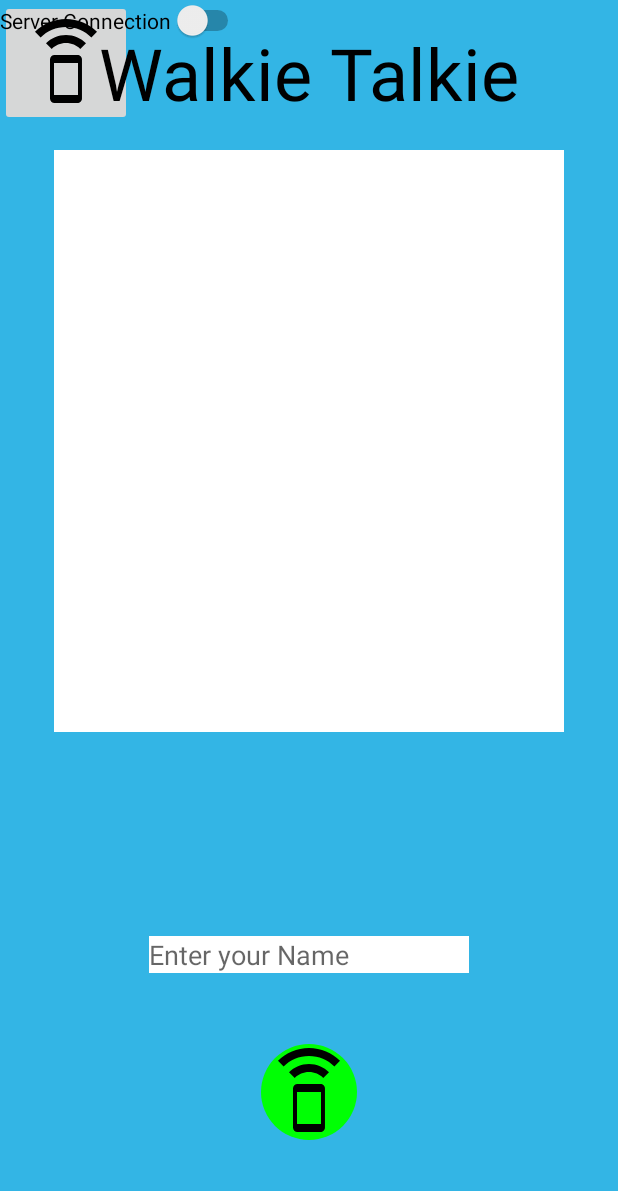
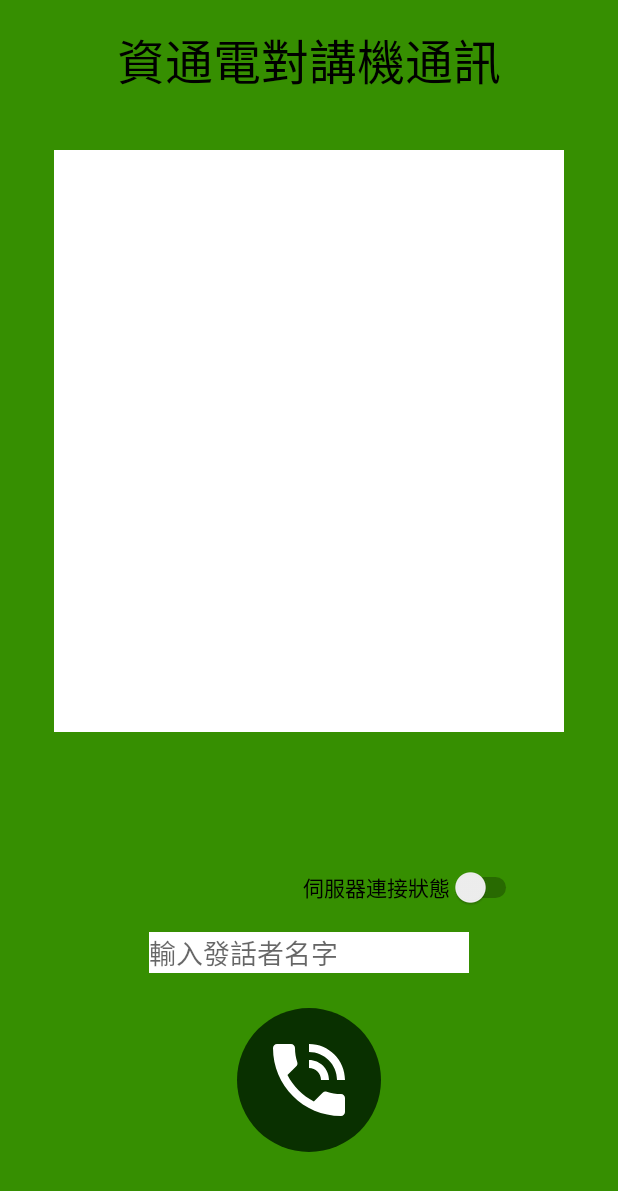
Before and after one commit to kuramu1108/ntc2019-walkietalkie, an Android app: the screen it shows after launch (MainActivity), on a phone screen of 412 x 824 dp. Shown: the top 1191 px of the screen. Run offline under Robolectric (Android 15) with nearby library versions, the phone set to English and light mode, and no system bars; libraries missing offline, so code that uses them is left out: pub.devrel.easypermissions.

Commit message:
showing talker name in ui and update ui

```diff
--- a/app/src/main/AndroidManifest.xml
+++ b/app/src/main/AndroidManifest.xml
@@ -16,7 +16,9 @@
         <activity
             android:name=".MainActivity"
             android:label="@string/app_name"
-            android:theme="@style/AppTheme.NoActionBar">
+            android:theme="@style/AppTheme.NoActionBar"
+            android:configChanges="orientation"
+            android:screenOrientation="portrait">
             <intent-filter>
                 <action android:name="android.intent.action.MAIN" />
 
--- a/app/src/main/java/com/myhexaville/walkie_talkie/MyViewModel.java
+++ b/app/src/main/java/com/myhexaville/walkie_talkie/MyViewModel.java
@@ -4,11 +4,24 @@ import android.arch.lifecycle.LiveData;
 import android.arch.lifecycle.MutableLiveData;
 import android.arch.lifecycle.ViewModel;
 
+import java.util.List;
+
 public class MyViewModel extends ViewModel {
     public String sRecordedFileName = "";
-    public String talkerName = "Shit";
-    public String senderName = "";
+    public String yourName = "";
+    public String talkerName = "";
     public Boolean clientRunning = false;
 
     public MutableLiveData<Boolean> serverConnection = new MutableLiveData<Boolean>();
+
+    public MutableLiveData<List<Talk>> talkHistory = new MutableLiveData<>();
+
+    public String getLastTalkString() {
+        if (talkHistory.getValue() != null) {
+            int size = talkHistory.getValue().size();
+            if (size > 0) return talkHistory.getValue().get(size-1).getHTMLString();
+            else return "<text></text>";
+        }
+        else return "<text></text>";
+    }
 }
--- a/app/src/main/java/com/myhexaville/walkie_talkie/Person.java
+++ /dev/null
@@ -1,21 +0,0 @@
-package com.myhexaville.walkie_talkie;
-
-import android.content.Context;
-import android.widget.EditText;
-
-public class Person {
-
-    private String name;
-
-    public void setName(EditText editText)
-    {
-        this.name = editText.getText().toString();
-    }
-
-    public String getName()
-    {
-        return this.name;
-    }
-
-
-}
--- /dev/null
+++ b/app/src/main/res/drawable/ic_phone_in_talk_black_24dp.xml
@@ -0,0 +1,5 @@
+<vector android:height="64dp" android:tint="#FFFFFF"
+    android:viewportHeight="24.0" android:viewportWidth="24.0"
+    android:width="64dp" xmlns:android="http://schemas.android.com/apk/res/android">
+    <path android:fillColor="#FF000000" android:pathData="M20,15.5c-1.25,0 -2.45,-0.2 -3.57,-0.57 -0.35,-0.11 -0.74,-0.03 -1.02,0.24l-2.2,2.2c-2.83,-1.44 -5.15,-3.75 -6.59,-6.59l2.2,-2.21c0.28,-0.26 0.36,-0.65 0.25,-1C8.7,6.45 8.5,5.25 8.5,4c0,-0.55 -0.45,-1 -1,-1L4,3c-0.55,0 -1,0.45 -1,1 0,9.39 7.61,17 17,17 0.55,0 1,-0.45 1,-1v-3.5c0,-0.55 -0.45,-1 -1,-1zM19,12h2c0,-4.97 -4.03,-9 -9,-9v2c3.87,0 7,3.13 7,7zM15,12h2c0,-2.76 -2.24,-5 -5,-5v2c1.66,0 3,1.34 3,3z"/>
+</vector>
--- a/app/src/main/res/drawable/ic_speaker_phone_black_24dp.xml
+++ b/app/src/main/res/drawable/ic_speaker_phone_black_24dp.xml
@@ -1,4 +1,4 @@
 <vector android:height="64dp" android:viewportHeight="24.0"
     android:viewportWidth="24.0" android:width="64dp" xmlns:android="http://schemas.android.com/apk/res/android">
-    <path android:fillColor="#FF000000" android:pathData="M7,7.07L8.43,8.5c0.91,-0.91 2.18,-1.48 3.57,-1.48s2.66,0.57 3.57,1.48L17,7.07C15.72,5.79 13.95,5 12,5s-3.72,0.79 -5,2.07zM12,1C8.98,1 6.24,2.23 4.25,4.21l1.41,1.41C7.28,4 9.53,3 12,3s4.72,1 6.34,2.62l1.41,-1.41C17.76,2.23 15.02,1 12,1zM14.86,10.01L9.14,10C8.51,10 8,10.51 8,11.14v9.71c0,0.63 0.51,1.14 1.14,1.14h5.71c0.63,0 1.14,-0.51 1.14,-1.14v-9.71c0.01,-0.63 -0.5,-1.13 -1.13,-1.13zM15,20L9,20v-8h6v8z"/>
+    <path android:fillColor="#FFFFFFFF" android:pathData="M7,7.07L8.43,8.5c0.91,-0.91 2.18,-1.48 3.57,-1.48s2.66,0.57 3.57,1.48L17,7.07C15.72,5.79 13.95,5 12,5s-3.72,0.79 -5,2.07zM12,1C8.98,1 6.24,2.23 4.25,4.21l1.41,1.41C7.28,4 9.53,3 12,3s4.72,1 6.34,2.62l1.41,-1.41C17.76,2.23 15.02,1 12,1zM14.86,10.01L9.14,10C8.51,10 8,10.51 8,11.14v9.71c0,0.63 0.51,1.14 1.14,1.14h5.71c0.63,0 1.14,-0.51 1.14,-1.14v-9.71c0.01,-0.63 -0.5,-1.13 -1.13,-1.13zM15,20L9,20v-8h6v8z"/>
 </vector>
--- a/app/src/main/res/drawable/round_button.xml
+++ b/app/src/main/res/drawable/round_button.xml
@@ -3,12 +3,12 @@
 <selector xmlns:android="http://schemas.android.com/apk/res/android">
     <item android:state_pressed = "false">
         <shape android:shape = "oval">
-            <solid android:color = "#00FF04"/>
+            <solid android:color = "@color/colorPrimaryDark"/>
         </shape>
     </item>
     <item android:state_pressed = "true">
         <shape android:shape = "oval">
-            <solid android:color = "#F00B1E"/>
+            <solid android:color = "@color/colorAccent"/>
         </shape>
     </item>
 </selector>
--- a/app/src/main/res/drawable/round_button_action_down.xml
+++ b/app/src/main/res/drawable/round_button_action_record.xml
@@ -3,7 +3,7 @@
 <selector xmlns:android="http://schemas.android.com/apk/res/android">
     <item>
         <shape android:shape = "oval">
-            <solid android:color = "#00FF04"/>
+            <solid android:color ="@color/colorPrimaryDark"/>
         </shape>
     </item>
 </selector>
--- a/app/src/main/res/drawable/round_button_action_up.xml
+++ b/app/src/main/res/drawable/round_button_action_recording.xml
@@ -3,7 +3,7 @@
 <selector xmlns:android="http://schemas.android.com/apk/res/android">
     <item>
         <shape android:shape = "oval">
-            <solid android:color = "#F00B1E"/>
+            <solid android:color = "@color/colorAccent"/>
         </shape>
     </item>
 </selector>
--- a/app/src/main/res/layout/activity_main.xml
+++ b/app/src/main/res/layout/activity_main.xml
@@ -4,44 +4,29 @@
     xmlns:tools="http://schemas.android.com/tools"
     android:layout_height="match_parent"
     android:layout_width="match_parent"
-    android:background="@android:color/holo_blue_light">
+    android:background="@color/colorPrimary">
 
     <ImageButton
         android:id="@+id/imageButton"
         android:layout_width="wrap_content"
         android:layout_height="wrap_content"
-        android:layout_gravity="bottom|center"
         android:layout_alignParentBottom="true"
         android:layout_centerHorizontal="true"
-        android:layout_marginBottom="64dp"
+        android:layout_marginBottom="56dp"
+        android:padding="16dp"
         android:background = "@drawable/round_button"
-        app:srcCompat="@drawable/ic_speaker_phone_black_24dp" />
-
-        <ImageButton
-            android:id="@+id/imageButton"
-            android:layout_width="wrap_content"
-            android:layout_height="wrap_content"
-            android:layout_gravity="bottom|center"
-            android:layout_marginBottom="128dp"
-            app:srcCompat="@drawable/ic_speaker_phone_black_24dp" />
-
-        <Switch
-            android:id="@+id/switch_server_connection"
-            android:layout_width="wrap_content"
-            android:layout_height="wrap_content"
-            android:layout_gravity="center"
-            android:text="Server Connection" />
+        app:srcCompat="@drawable/ic_phone_in_talk_black_24dp" />
 
     <TextView
         android:id="@+id/textView"
         android:layout_width="wrap_content"
         android:layout_height="wrap_content"
-        android:text="Walkie Talkie"
+        android:text="資通電對講機通訊"
         android:layout_alignParentTop="true"
         android:layout_centerHorizontal="true"
         android:layout_marginTop="16dp"
         android:textColor="@android:color/black"
-        android:textSize="@android:dimen/app_icon_size"/>
+        android:textSize="32dp"/>
 
     <EditText
         android:id="@+id/editText"
@@ -49,7 +34,7 @@
         android:layout_height="wrap_content"
         android:ems="10"
         android:inputType="textPersonName"
-        android:hint="Enter your Name"
+        android:hint="輸入發話者名字"
         android:background="@android:color/white"
         android:layout_marginBottom="175dp"
         android:layout_alignParentBottom="true"
@@ -66,4 +51,14 @@
         android:text=""
         android:textSize="24sp" />
 
+    <Switch
+        android:id="@+id/switch_server_connection"
+        android:layout_width="wrap_content"
+        android:layout_height="wrap_content"
+        android:layout_alignParentEnd="true"
+        android:layout_marginEnd="64dp"
+        android:layout_marginBottom="16dp"
+        android:layout_above="@id/editText"
+        android:text="伺服器連接狀態" />
+
 </RelativeLayout>
--- a/app/src/main/res/values/colors.xml
+++ b/app/src/main/res/values/colors.xml
@@ -1,6 +1,6 @@
 <?xml version="1.0" encoding="utf-8"?>
 <resources>
-    <color name="colorPrimary">#3F51B5</color>
-    <color name="colorPrimaryDark">#303F9F</color>
-    <color name="colorAccent">#FF4081</color>
+    <color name="colorPrimary">#368F01</color>
+    <color name="colorPrimaryDark">#093000</color>
+    <color name="colorAccent">#FF5656</color>
 </resources>
```
Also changed, not shown: app/src/main/java/com/myhexaville/walkie_talkie/MainActivity.java (+22 -19 lines), app/src/main/java/com/myhexaville/walkie_talkie/Talk.java (added, +32 -0 lines), app/src/main/java/com/myhexaville/walkie_talkie/WebSocketClient.java (+8 -2 lines).
